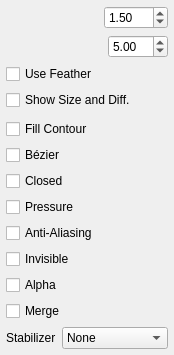
Above: app/ui/tooloptions.ui from pencil2d/pencil before the change. Below: the same form after it.
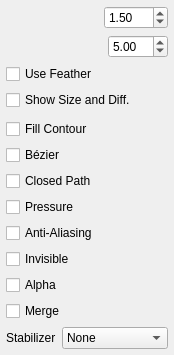
That is the form after the change. Custom widgets are drawn as their Qt base class.

Commit message:
requested changes (Polyline closed path)
- `_closed` -> `closed`
- `setClosed()` -> `setClosedPath()`
- `mClosedOverride` -> `mClosedPathOverrideEnabled`
- `Closed` -> `Closed Path`

```diff
--- a/app/ui/tooloptions.ui
+++ b/app/ui/tooloptions.ui
@@ -193,7 +193,7 @@
           <string>Close Polyline path (hold Ctrl to temporarily invert)</string>
          </property>
          <property name="text">
-          <string>Closed</string>
+          <string>Closed Path</string>
          </property>
         </widget>
        </item>
```
The commit also changes 5 other files.
